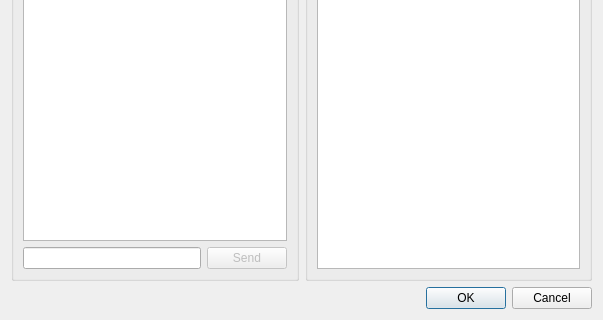
Before: the Qt Designer form Source/RMG/UserInterface/Dialog/Netplay/NetplaySessionDialog.ui in Rosalie241/RMG, drawn with Qt 5; both pictures show x 0 to 603 and y 150 to 470 of the 603 by 470 pixel window.
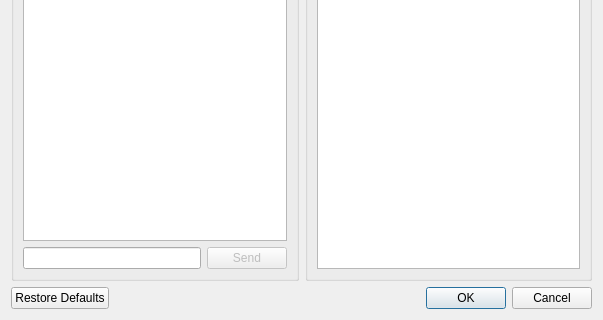
After: the same form once the commit is applied.

Patch:
```diff
--- a/Source/RMG/UserInterface/Dialog/Netplay/NetplaySessionDialog.ui
+++ b/Source/RMG/UserInterface/Dialog/Netplay/NetplaySessionDialog.ui
@@ -117,7 +117,7 @@
       <enum>Qt::Orientation::Horizontal</enum>
      </property>
      <property name="standardButtons">
-      <set>QDialogButtonBox::StandardButton::Cancel|QDialogButtonBox::StandardButton::Ok</set>
+      <set>QDialogButtonBox::StandardButton::Cancel|QDialogButtonBox::StandardButton::Ok|QDialogButtonBox::StandardButton::RestoreDefaults</set>
      </property>
      <property name="centerButtons">
       <bool>false</bool>
```
